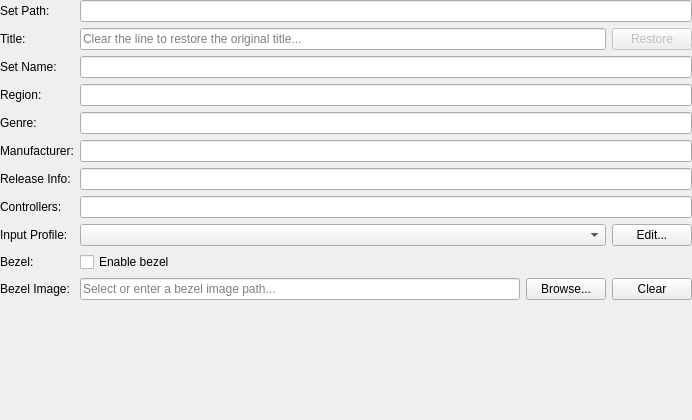
Old version of the form src/arcadeduck-qt/gamesummarywidget.ui in the repository StillJC/ArcadeDuck.
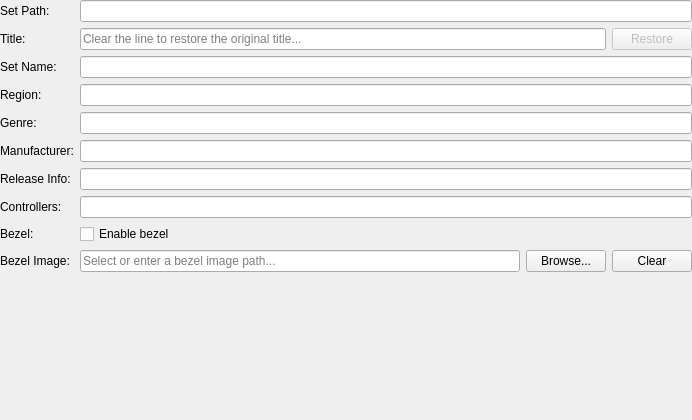
New version of the form.

```diff
--- a/src/arcadeduck-qt/gamesummarywidget.ui
+++ b/src/arcadeduck-qt/gamesummarywidget.ui
@@ -153,48 +153,27 @@
     </widget>
    </item>
    <item row="8" column="0">
-    <widget class="QLabel" name="label_9">
-     <property name="text">
-      <string>Input Profile:</string>
-     </property>
-    </widget>
-   </item>
-   <item row="8" column="1">
-    <layout class="QHBoxLayout" name="inputProfileLayout" stretch="1,0">
-     <item>
-      <widget class="QComboBox" name="inputProfile"/>
-     </item>
-     <item>
-      <widget class="QPushButton" name="editInputProfile">
-       <property name="text">
-        <string>Edit...</string>
-       </property>
-      </widget>
-     </item>
-    </layout>
-   </item>
-   <item row="9" column="0">
     <widget class="QLabel" name="labelBezelEnabled">
      <property name="text">
       <string>Bezel:</string>
      </property>
     </widget>
    </item>
-   <item row="9" column="1">
+   <item row="8" column="1">
     <widget class="QCheckBox" name="bezelEnabled">
      <property name="text">
       <string>Enable bezel</string>
      </property>
     </widget>
    </item>
-   <item row="10" column="0">
+   <item row="9" column="0">
     <widget class="QLabel" name="labelBezelPath">
      <property name="text">
       <string>Bezel Image:</string>
      </property>
     </widget>
    </item>
-   <item row="10" column="1">
+   <item row="9" column="1">
     <layout class="QHBoxLayout" name="bezelPathLayout" stretch="1,0,0">
      <item>
       <widget class="QLineEdit" name="bezelPath">
@@ -219,7 +198,7 @@
      </item>
     </layout>
    </item>
-   <item row="11" column="0" colspan="2">
+   <item row="10" column="0" colspan="2">
     <spacer name="verticalSpacer">
      <property name="orientation">
       <enum>Qt::Orientation::Vertical</enum>
```
